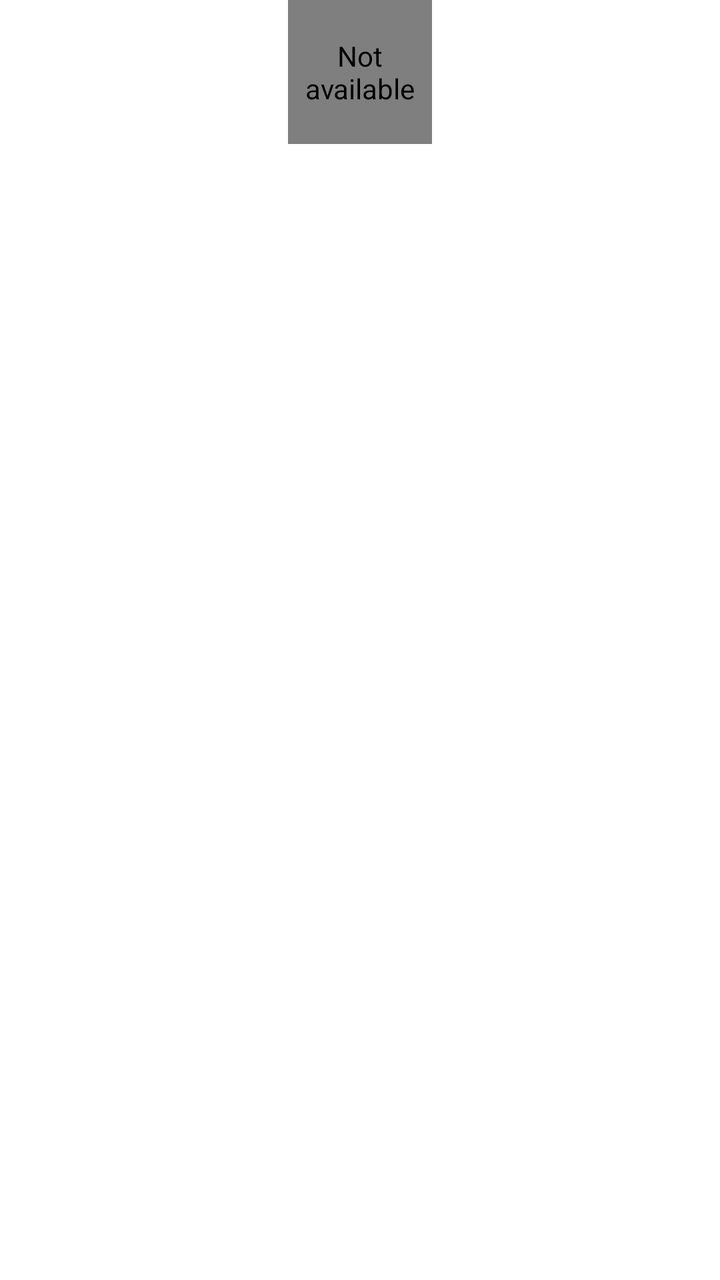
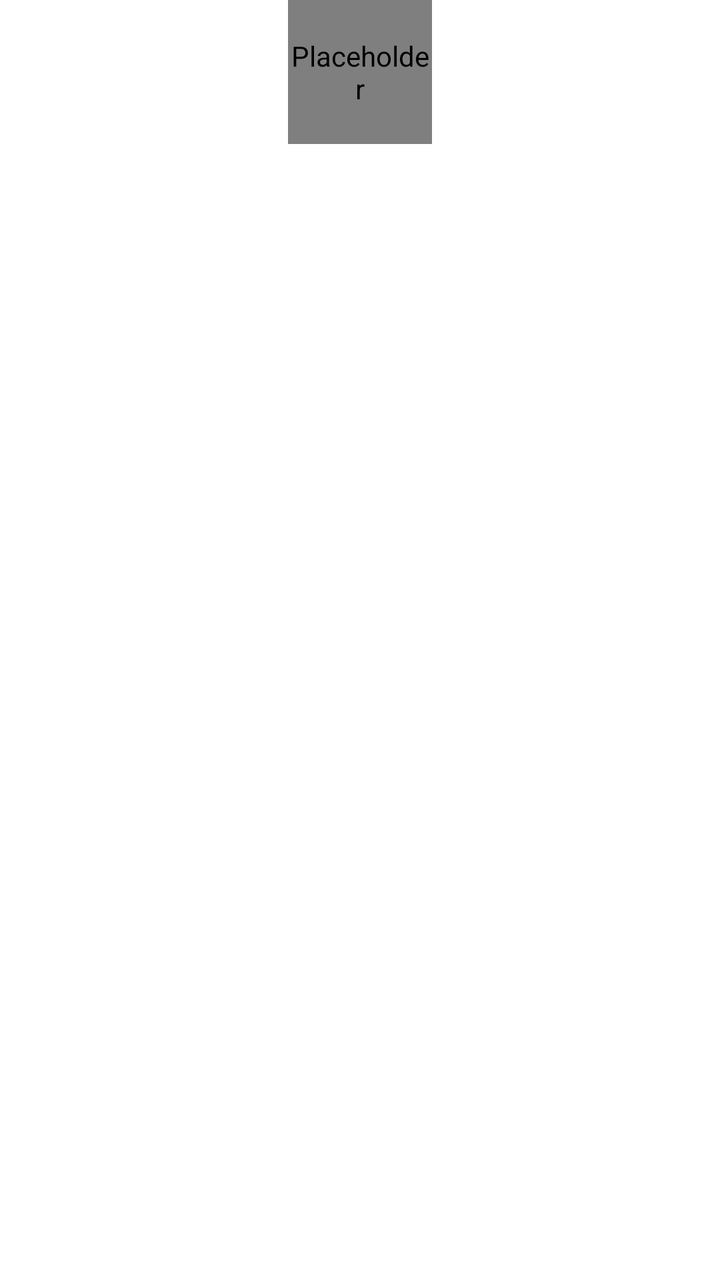

Before-and-after screenshots of an Android layout around one commit, followed by the original layout XML and the change that was made.
<!-- AndroidManifest.xml: application theme Theme.InstaClone -->
<!-- res/layout/item_filter_preset.xml -->
<?xml version="1.0" encoding="utf-8"?>
<LinearLayout xmlns:android="http://schemas.android.com/apk/res/android"
    xmlns:app="http://schemas.android.com/apk/res-auto"
    android:layout_width="@dimen/filter_item_width"
    android:layout_height="wrap_content"
    android:gravity="center_horizontal"
    android:orientation="vertical">

    <FrameLayout
        android:layout_width="@dimen/filter_thumb"
        android:layout_height="@dimen/filter_thumb">

        <com.insta.nova.ui.widget.SquareImageView
            android:id="@+id/iv_filter_thumb"
            android:layout_width="match_parent"
            android:layout_height="match_parent"
            android:background="@drawable/bg_filter_thumb"
            android:clipToOutline="true"
            android:contentDescription="@string/not_available"
            android:scaleType="centerCrop" />

        <View
            android:id="@+id/view_filter_border"
            android:layout_width="match_parent"
            android:layout_height="match_parent"
            android:background="@drawable/bg_filter_selected_border"
            android:visibility="gone" />
    </FrameLayout>

    <TextView
        android:id="@+id/tv_filter_name"
        style="@style/TextAppearance.Insta.FilterName"
        android:layout_width="match_parent"
        android:layout_height="wrap_content"
        android:layout_marginTop="@dimen/filter_name_gap" />

</LinearLayout>
<!-- resources referenced by this layout -->
<resources>
  <dimen name="filter_item_width">76dp</dimen>
  <dimen name="filter_name_gap">2dp</dimen>
  <dimen name="filter_thumb">72dp</dimen>
  <!-- drawable bg_filter_selected_border (drawable) -->
  <?xml version="1.0" encoding="utf-8"?>
  <shape xmlns:android="http://schemas.android.com/apk/res/android"
      android:shape="rectangle">
      <corners android:radius="@dimen/filter_thumb_radius" />
      <solid android:color="@color/transparent" />
      <stroke
          android:width="@dimen/filter_thumb_border"
          android:color="@color/white" />
  </shape>
  <!-- drawable bg_filter_thumb (drawable) -->
  <?xml version="1.0" encoding="utf-8"?>
  <shape xmlns:android="http://schemas.android.com/apk/res/android"
      android:shape="rectangle">
      <corners android:radius="@dimen/filter_thumb_radius" />
      <solid android:color="@color/color_surface_variant" />
  </shape>
  <string name="not_available">Not available</string>
  <style name="TextAppearance.Insta.FilterName" parent="TextAppearance.AppCompat">
          <item name="android:fontFamily">sans-serif</item>
          <item name="android:maxLines">1</item>
          <item name="android:ellipsize">end</item>
          <item name="android:gravity">center</item>
          <item name="android:textSize">@dimen/filter_name_size</item>
          <item name="android:textColor">@color/white</item>
      </style>
  <dimen name="filter_thumb_radius">8dp</dimen>
  <color name="transparent">#00000000</color>
  <dimen name="filter_thumb_border">2dp</dimen>
  <color name="white">#FFFFFF</color>
  <color name="color_surface_variant">#EFEFEF</color>
  <dimen name="filter_name_size">12sp</dimen>
  <color name="color_primary">#0095F6</color>
  <color name="color_background">#FFFFFF</color>
  <color name="color_text_primary">#000000</color>
  <color name="color_text_secondary">#737373</color>
  <color name="color_divider">#DBDBDB</color>
  <color name="color_like">#FF3040</color>
  <color name="color_sheet">#FFFFFF</color>
  <!-- unchanged entries left out for length: 1 -->
</resources>

<!-- the commit's change to res/layout/item_filter_preset.xml (unified diff, before → after) -->
@@ -16,7 +16,7 @@
             android:layout_height="match_parent"
             android:background="@drawable/bg_filter_thumb"
             android:clipToOutline="true"
-            android:contentDescription="@string/not_available"
+            android:contentDescription="@null"
             android:scaleType="centerCrop" />
 
         <View
<!-- resource entries referenced after the edit -->
@@ -20,7 +20,6 @@
       <corners android:radius="@dimen/filter_thumb_radius" />
       <solid android:color="@color/color_surface_variant" />
   </shape>
-  <string name="not_available">Not available</string>
   <style name="TextAppearance.Insta.FilterName" parent="TextAppearance.AppCompat">
           <item name="android:fontFamily">sans-serif</item>
           <item name="android:maxLines">1</item>
